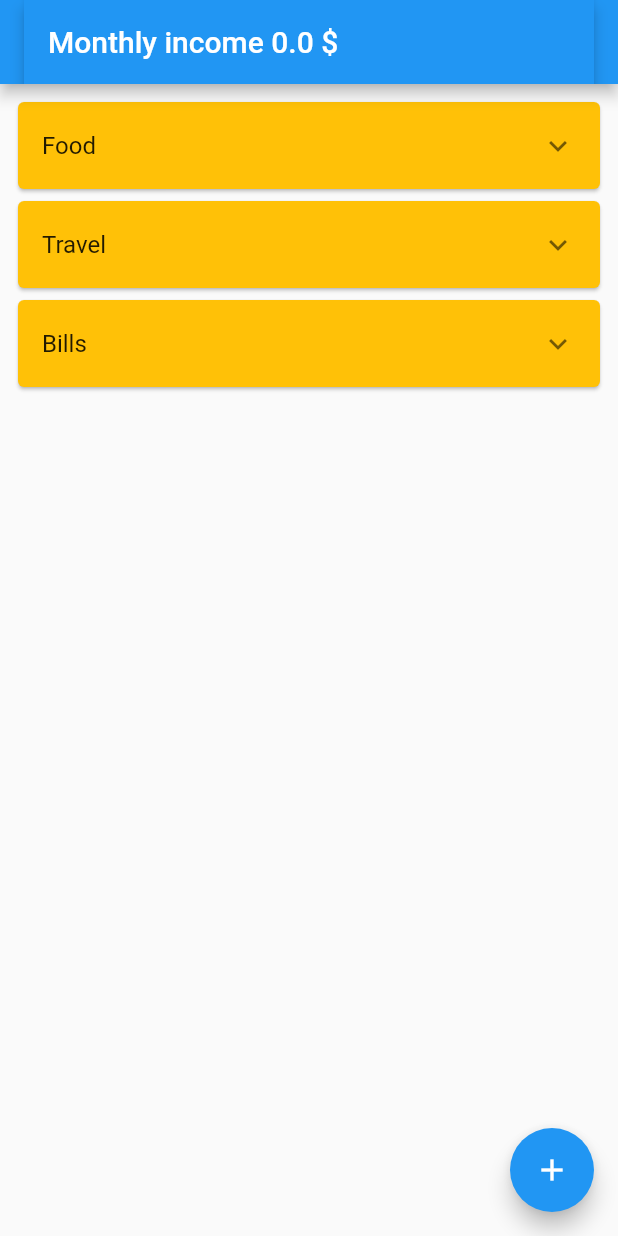
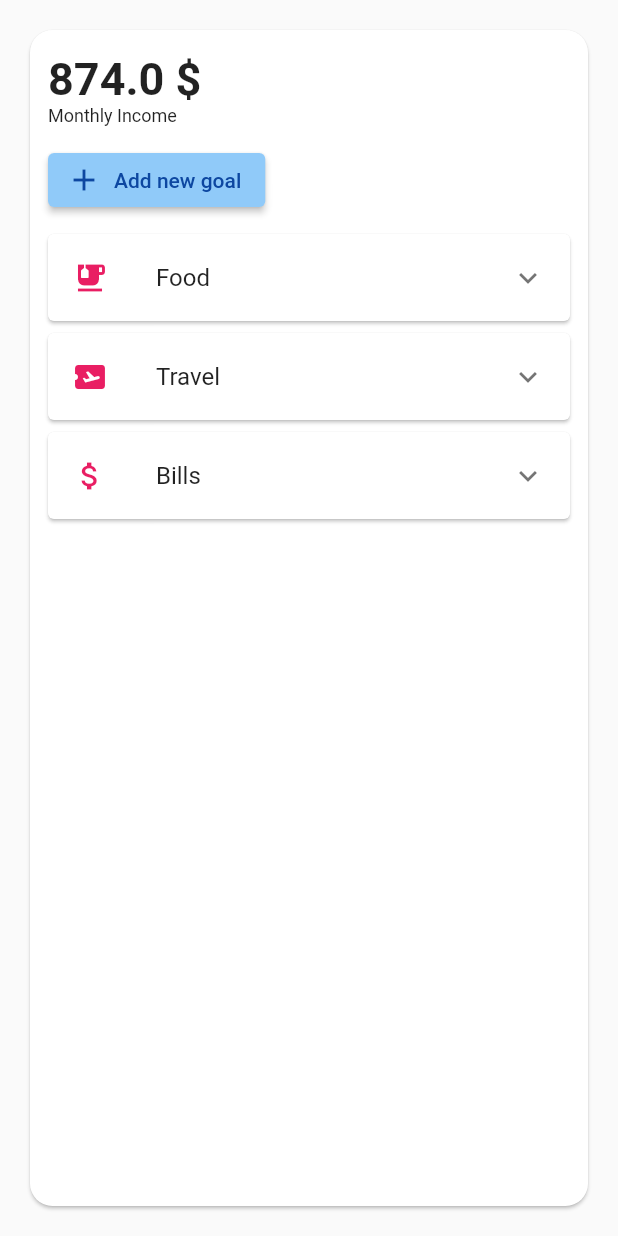
Before and after one commit to cezarmocanu/budgeto, a Flutter app: the screen it shows after launch, on a phone screen of 412 x 824 dp. Run offline on Flutter 3.47's test engine with Material 2 defaults, Android fonts, the phone set to English and light mode, and no system bars.

Commit message:
[YfBilEjn] Created basic dashboard design

```diff
--- a/lib/change-notifiers/app-model.dart
+++ b/lib/change-notifiers/app-model.dart
@@ -5,7 +5,7 @@ import 'package:flutter/material.dart';
 class AppModel extends ChangeNotifier {
   late List<Category> _categories;
   late List<Goal> _goals;
-  double income = 0;
+  double income = 874;
 
   AppModel() {
     _categories = [
--- a/lib/screens/dashboard.dart
+++ b/lib/screens/dashboard.dart
@@ -7,24 +7,67 @@ import 'package:provider/provider.dart';
 class Dashboard extends StatelessWidget {
   @override
   Widget build(BuildContext context) {
-    return Scaffold(
-      appBar: AppBar(
-        title: _AppBarTitle(),
-      ),
-      body: Center(
-        child: _CategoriesListView(),
-      ),
-      floatingActionButton: FloatingActionButton(
-        onPressed: () {
-          Navigator.pushReplacementNamed(context, '/addGoal');
-        },
-        tooltip: 'Add new goal',
-        child: Icon(Icons.add),
+    return Consumer<AppModel>(
+      builder: (context, app, child) => Scaffold(
+        backgroundColor: Color.fromARGB(255, 250, 250, 250),
+        body: Card(
+          margin: EdgeInsets.all(20),
+          child: Column(
+            crossAxisAlignment: CrossAxisAlignment.start,
+            children: <Widget>[
+              Padding(
+                padding: EdgeInsets.only(left: 12, top: 15),
+                child: Column(
+                  crossAxisAlignment: CrossAxisAlignment.start,
+                  children: [
+                    Text(
+                      "${app.income} \$",
+                      style:
+                          TextStyle(fontSize: 30, fontWeight: FontWeight.bold),
+                    ),
+                    Text(
+                      "Monthly Income",
+                      style: TextStyle(fontSize: 12),
+                    ),
+                    Padding(
+                      padding: EdgeInsets.only(top: 12),
+                      child: ElevatedButton.icon(
+                        icon: Icon(Icons.add),
+                        onPressed: () {
+                          Navigator.pushReplacementNamed(context, '/addGoal');
+                        },
+                        label: const Text('Add new goal'),
+                        style: ElevatedButton.styleFrom(
+                          primary: Colors.blue[200],
+                          onPrimary: Colors.blue[900],
+                        ),
+                      ),
+                    )
+                  ],
+                ),
+              ),
+              Expanded(
+                child: _CategoriesListView(),
+              ),
+            ],
+          ),
+          shape: RoundedRectangleBorder(
+            borderRadius: BorderRadius.circular(15.0),
+          ),
+        ),
+        // floatingActionButton: FloatingActionButton(
+        //   onPressed: () {
+        //     Navigator.pushReplacementNamed(context, '/addGoal');
+        //   },
+        //   tooltip: 'Add new goal',
+        //   child: Icon(Icons.add),
+        // ),
       ),
     );
   }
 }
 
+//TODO add appbar in a better design
 class _AppBarTitle extends StatelessWidget {
   @override
   Widget build(BuildContext context) {
@@ -64,14 +107,14 @@ class _CategoryExpandableTile extends StatelessWidget {
   @override
   Widget build(BuildContext context) {
     return Card(
-      color: Colors.amber,
+      color: Colors.white,
       child: ExpansionTile(
         title: Text(_category.name),
+        leading: Icon(_category.icon, color: Colors.pink),
         children: _goals
             .map(
-              (goal) => Card(
-                color: Colors.blue,
-                child: ListTile(title: Text("${goal.title}")),
+              (goal) => ListTile(
+                title: Text("${goal.title}"),
               ),
             )
             .toList(),
```
